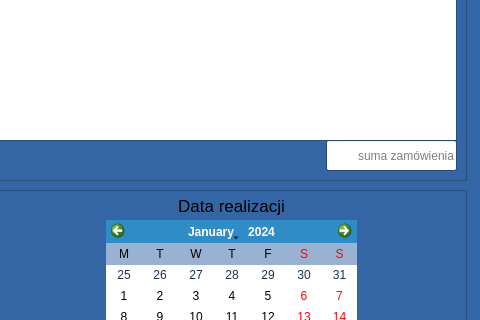
Before: the Qt Designer form noweZamowienieDialog.ui in militia11/shoes, drawn with Qt 5; both pictures show x 504 to 984 and y 390 to 710 of the 984 by 999 pixel window.
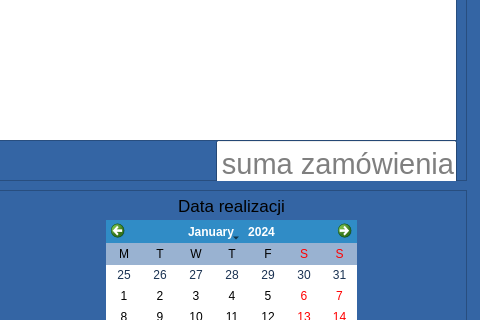
After: the same form once the commit is applied. Icons and pictures are not drawn.

```diff
--- a/noweZamowienieDialog.ui
+++ b/noweZamowienieDialog.ui
@@ -539,12 +539,29 @@
    <widget class="QLineEdit" name="lcdNumber">
     <property name="geometry">
      <rect>
-      <x>820</x>
+      <x>710</x>
       <y>380</y>
-      <width>131</width>
-      <height>31</height>
+      <width>241</width>
+      <height>47</height>
      </rect>
     </property>
+    <property name="sizePolicy">
+     <sizepolicy hsizetype="Expanding" vsizetype="Minimum">
+      <horstretch>0</horstretch>
+      <verstretch>0</verstretch>
+     </sizepolicy>
+    </property>
+    <property name="minimumSize">
+     <size>
+      <width>0</width>
+      <height>47</height>
+     </size>
+    </property>
+    <property name="font">
+     <font>
+      <pointsize>22</pointsize>
+     </font>
+    </property>
     <property name="alignment">
      <set>Qt::AlignRight|Qt::AlignTrailing|Qt::AlignVCenter</set>
     </property>
```
